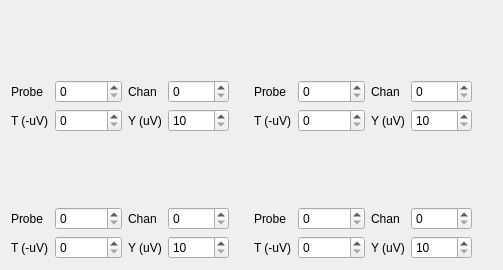
The window that Forms/SpikesWindow.ui (billkarsh/SpikeGLX) describes before a commit, drawn with Qt 5.
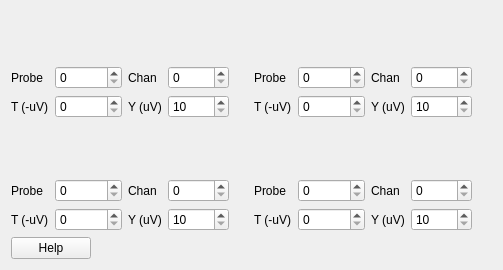
The same window after the commit. Custom widgets are drawn as their Qt base class.

Commit message: Add Help buttons because '?' not supported in titlebar

Diff of the .ui file:
```diff
--- a/Forms/SpikesWindow.ui
+++ b/Forms/SpikesWindow.ui
@@ -452,6 +452,36 @@
      </item>
     </layout>
    </item>
+   <item row="2" column="0">
+    <layout class="QHBoxLayout" name="horizontalLayout">
+     <item>
+      <widget class="QPushButton" name="helpBut">
+       <property name="sizePolicy">
+        <sizepolicy hsizetype="Minimum" vsizetype="Fixed">
+         <horstretch>0</horstretch>
+         <verstretch>0</verstretch>
+        </sizepolicy>
+       </property>
+       <property name="text">
+        <string>Help</string>
+       </property>
+      </widget>
+     </item>
+     <item>
+      <spacer name="horizontalSpacer_9">
+       <property name="orientation">
+        <enum>Qt::Orientation::Horizontal</enum>
+       </property>
+       <property name="sizeHint" stdset="0">
+        <size>
+         <width>40</width>
+         <height>20</height>
+        </size>
+       </property>
+      </spacer>
+     </item>
+    </layout>
+   </item>
   </layout>
  </widget>
  <customwidgets>
```
Left out of the diff: 16 changed lines with no effect on the pictures. The commit also changes 30 other files.
